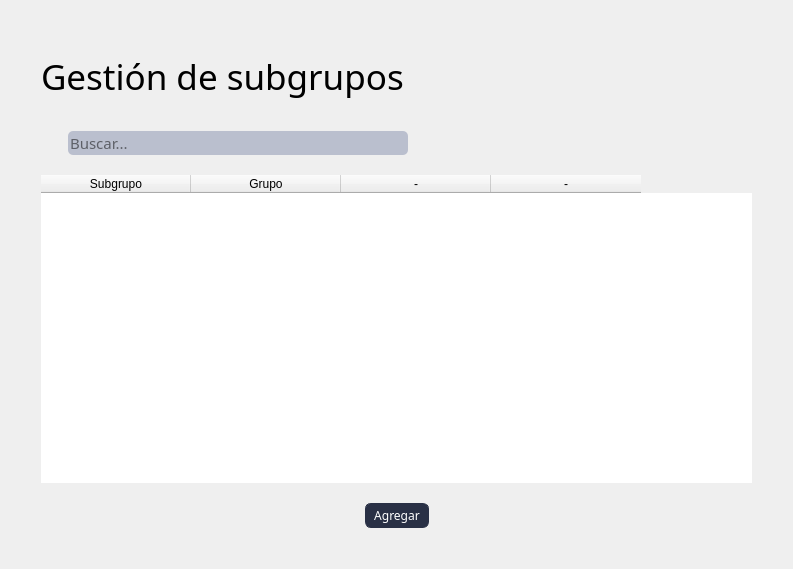
This is blustock/ui/screens_uis/subgrupos.ui in MaxAPBusiness/Blustock as Qt 5 draws it before an edit. The edited form follows.
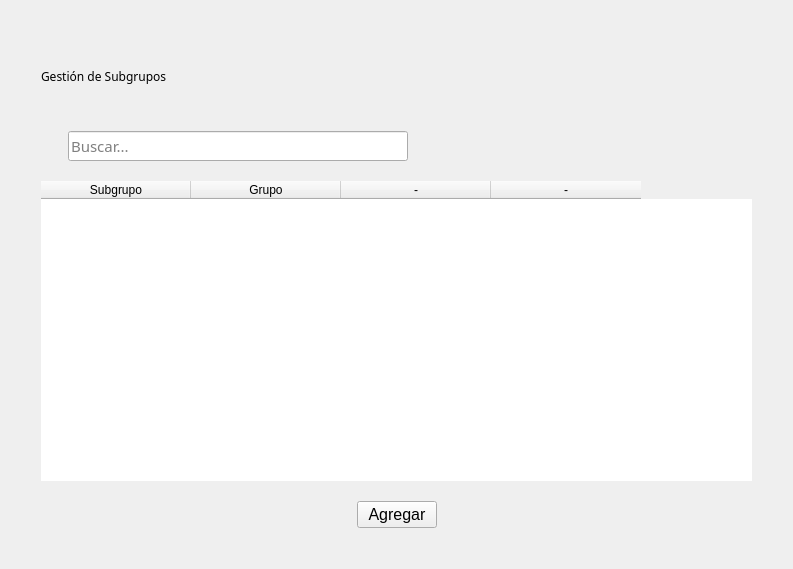
This is the edited form. Icons and pictures are not drawn.

Diff of the .ui file:
```diff
--- a/blustock/ui/screens_uis/subgrupos.ui
+++ b/blustock/ui/screens_uis/subgrupos.ui
@@ -14,134 +14,7 @@
    <string>Form</string>
   </property>
   <property name="styleSheet">
-   <string notr="true">*{
-    font-family: 'Oswald', sans-serif;
-    font-weight: 400;
-}
-
-QMenuBar{
-    background-color: #293045;
-    padding: 0;    
-    font-size: 14px;
-    color:white;
-}
-
-QMenuBar:item{
-    padding: 17px;
-    border-radius: 10px;
-
-}
-
-QMenuBar:item:selected{
-    background-color: #768AC5;
-    color:black;
-    border-radius: 5px;
-    margin: 10px;
-    
-    
-
-}
-
-QMenu{
-    background-color: #293045;
-
-    color: white;
-}
-
-QMenu:item{
-    padding: 5px;
-    border-radius: 5px;
-}
-
-QMenu:item:selected{
-    background-color: #768AC5;
-    color:white;
-
-}
-Qmenu#icon{
-   icon:size 40px; 
-    
-}
-
-
-QRadioButton:indicator{
-    border-style: solid;
-    border-color:  #293045;
-    border-radius: 6%;
-    border-width:  2px;
-    background-color: #BABFCE;
-}
-QRadioButton::indicator:checked{
-    background-color: #768AC5;
-}
-
-#label{
-    font-size: 35px;
-}
-
-#usuariosLabel{
-    font-size: 14px;
-}
-
-#contraseALabel{
-    font-size: 14px;
-}
-
-#usuariosLineEdit{
-    width: 170px;
-    height: 20px;
-    border-radius: 10px;
-}
-
-#passwordLineEdit{
-    width: 170px;
-    height: 20px;
-    border-radius: 10px;
-}
-
-#labelprofesores{
-    font-size: 26px;
-}
-
-QLineEdit{
-    border-radius: 5px;
-    background-color: #BABFCE;
-    
-}
-
-#title{
-    width: 100px;
-    height: 200px;
-}
-
-
-
-QPushButton{
-    border-color:#293045;
-    border-style: solid;
-    border-width: 1px;
-    border-radius: 6px;
-    background-color: #293045;
-    color:#ffffff;
-    padding: 3px 8px;
-
-}
-QPushButton:hover{
-    background-color:#768AC5;
-    color:#293045;
-}
-QPushButton:pressed {
-    background-color: #293045;
-
-}
-
-#pushButton_5{
-    padding: 10px;
-    background-color: #768AC5;
-    border-radius: 15%;
-}
-
-</string>
+   <string notr="true"/>
   </property>
   <layout class="QHBoxLayout" name="horizontalLayout_4">
    <item>
@@ -178,11 +51,12 @@
        <property name="font">
         <font>
          <family>Oswald</family>
+         <weight>50</weight>
          <bold>false</bold>
         </font>
        </property>
        <property name="text">
-        <string>Gestión de subgrupos</string>
+        <string>Gestión de Subgrupos</string>
        </property>
       </widget>
      </item>
@@ -222,6 +96,7 @@
           <font>
            <family>Oswald</family>
            <pointsize>11</pointsize>
+           <weight>50</weight>
            <bold>false</bold>
           </font>
          </property>
@@ -336,7 +211,9 @@
         <widget class="QPushButton" name="pushButton_2">
          <property name="font">
           <font>
-           <family>Oswald</family>
+           <family>MS Shell Dlg 2</family>
+           <pointsize>12</pointsize>
+           <weight>50</weight>
            <bold>false</bold>
           </font>
          </property>
```
